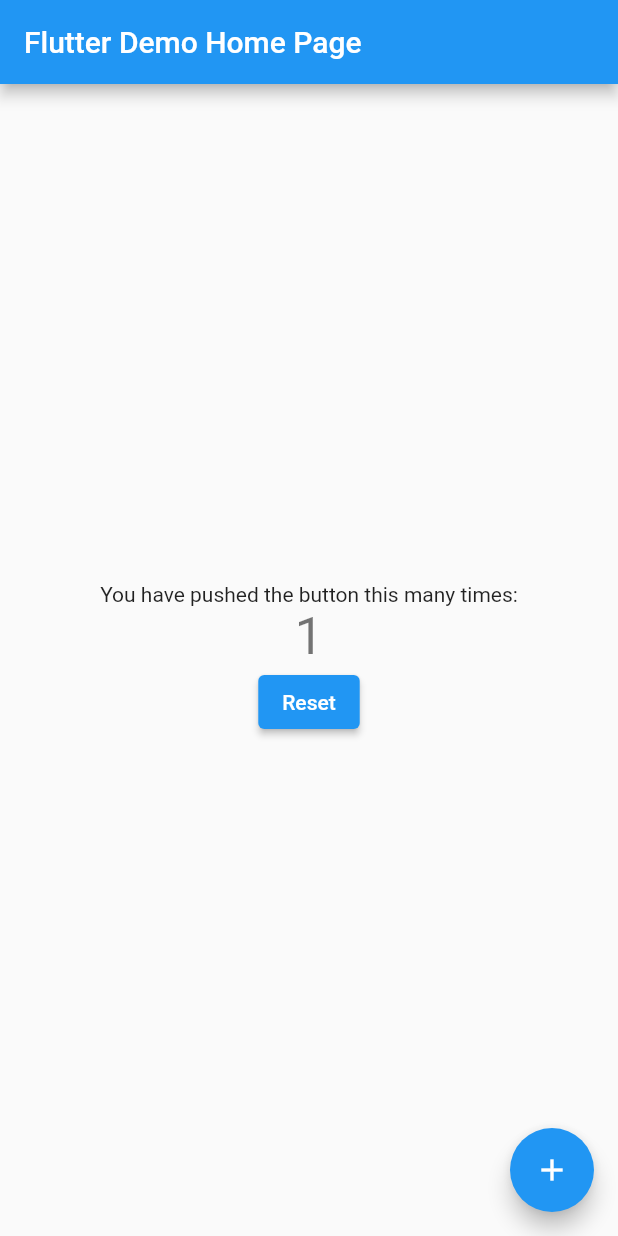
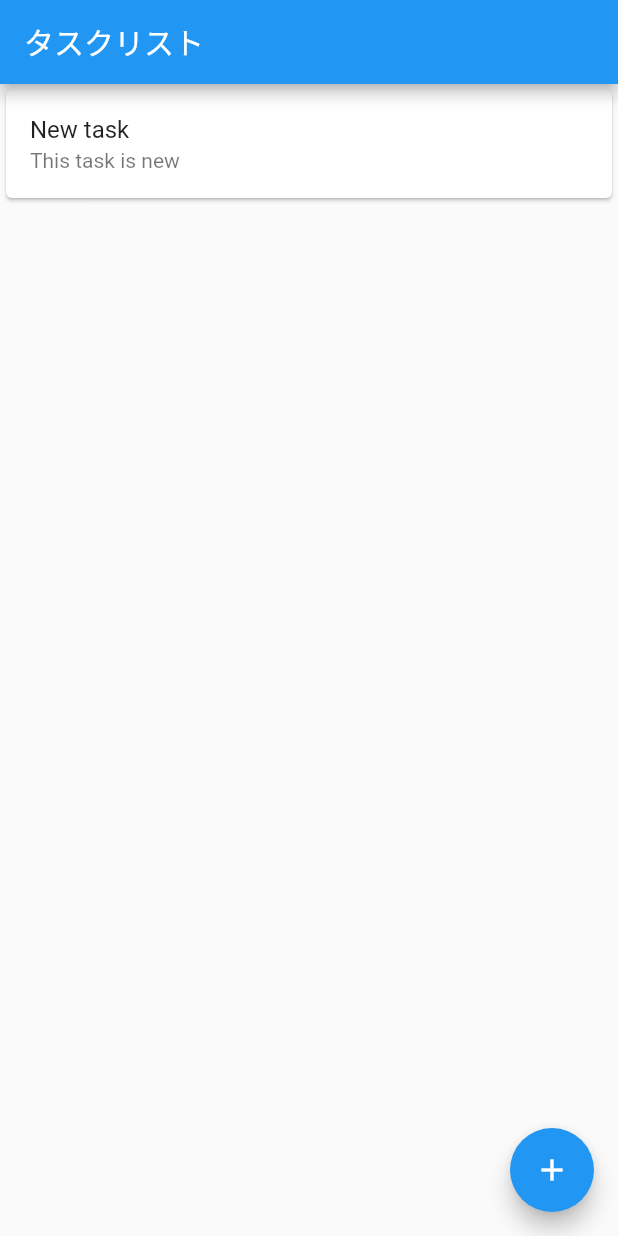
Before and after one commit to hiro-nagami/flutter-sample, a Flutter app: the screen it shows after launch, after a tap on the "add" icon, on a phone screen of 412 x 824 dp. Run offline on Flutter 3.47's test engine with Material 2 defaults, Android fonts, the phone set to English and light mode, and no system bars.

Commit message:
Add task list

```diff
--- /dev/null
+++ b/lib/component/grid.dart
@@ -0,0 +1,49 @@
+import 'package:flutter/material.dart';
+
+class GridText extends StatelessWidget {
+  final String text;
+
+  const GridText({Key? key, required this.text}) : super(key: key);
+
+  @override
+  Widget build(BuildContext context) {
+    const style = TextStyle(fontWeight: FontWeight.bold, fontSize: 20);
+    var component = Text(text, style: style);
+    return Padding(padding: const EdgeInsets.all(30.0), child: component);
+  }
+}
+
+List<String> countries = [
+  // "Iceland",
+  // "America",
+  // "Angola",
+  // "India",
+  // "UK",
+  // "Ethiopia",
+  // "Austraria",
+  // "Canada",
+  // "Greece",
+  // "Colombia",
+  // "Giorgia",
+  // "Swizerland",
+  // "France",
+  // "Japan"
+];
+
+class CountryGrid extends StatelessWidget {
+  const CountryGrid({Key? key}) : super(key: key);
+
+  @override
+  Widget build(BuildContext context) {
+    var cards = countries.map(createListItem);
+
+    return GridView.count(
+      crossAxisCount: 2,
+      children: cards.toList(),
+    );
+  }
+
+  Widget createListItem(String title) {
+    return Card(child: ListTile(title: Text(title)));
+  }
+}
--- /dev/null
+++ b/lib/component/list.dart
@@ -0,0 +1,25 @@
+import 'package:flutter/material.dart';
+import 'package:todo/models/task.dart';
+
+class CountryList extends StatelessWidget {
+  const CountryList(this.tasks, {Key? key}) : super(key: key);
+
+  final List<Task> tasks;
+
+  @override
+  Widget build(BuildContext context) {
+    var cards = tasks.map(createListItem).toList();
+    return ListView(children: cards);
+  }
+
+  Widget createListItem(Task task) {
+    bool _isDone = task.isDone;
+    String done = _isDone ? "DONE" : "";
+
+    return Card(
+        child: ListTile(
+            title: Text(task.title),
+            subtitle: Text(task.content),
+            trailing: Text(done)));
+  }
+}
--- a/lib/main.dart
+++ b/lib/main.dart
@@ -1,6 +1,8 @@
 // import 'dart:html';
 import 'package:flutter/material.dart';
-
+// import 'package:todo/component/grid.dart';
+import 'package:todo/component/list.dart';
+import 'package:todo/models/task.dart';
 
 void main() {
   runApp(const MyApp());
@@ -12,75 +14,43 @@ class MyApp extends StatelessWidget {
   @override
   Widget build(BuildContext context) {
     return MaterialApp(
-      title: 'Flutter Demo',
-      theme: ThemeData(
-        primarySwatch: Colors.blue,
-      ),
-      home: const MyHomePage(title: 'Flutter Demo Home Page'),
-    );
+        title: 'Flutter Demo',
+        theme: ThemeData(
+          primarySwatch: Colors.blue,
+        ),
+        home: TodoListView());
   }
 }
 
-class MyHomePage extends StatefulWidget {
-  const MyHomePage({Key? key, required this.title}) : super(key: key);
-
-  final String title;
-
+// ignore: use_key_in_widget_constructors
+class TodoListView extends StatefulWidget {
   @override
-  State<MyHomePage> createState() => _MyHomePageState();
+  State<StatefulWidget> createState() => TodoList();
 }
 
-class ResetButton extends ElevatedButton {
-  const ResetButton({Key? key, required VoidCallback? callback})
-  : super(key: key,
-      onPressed: callback,
-      child: const Text(
-      "Reset"
-    )
-  );
-}
-
-class _MyHomePageState extends State<MyHomePage> {
-  int _counter = 0;
-
-  void _incrementCounter() {
-    setState(() {
-      _counter++;
-    });
-  }
-
-  void _resetCounter() {
-    setState(() {
-      _counter = 0;
-    });
-  }
+class TodoList extends State<TodoListView> {
+  List<Task> tasks = [];
 
   @override
   Widget build(BuildContext context) {
     return Scaffold(
       appBar: AppBar(
-        title: Text(widget.title),
+        title: const Text("タスクリスト"),
       ),
-      body: Center(
-        child: Column(
-          mainAxisAlignment: MainAxisAlignment.center,
-          children: <Widget>[
-            const Text(
-              'You have pushed the button this many times:',
-            ),
-            Text(
-              '$_counter',
-              style: Theme.of(context).textTheme.headline4,
-            ),
-            ResetButton(callback: _resetCounter),
-          ],
-        ),
-      ),
+      body: CountryList(tasks),
       floatingActionButton: FloatingActionButton(
-        onPressed: _incrementCounter,
-        tooltip: 'Increment',
+        onPressed: (() {
+          addTask("New task", "This task is new", false);
+        }),
+        tooltip: 'Add Task',
         child: const Icon(Icons.add),
       ),
     );
   }
+
+  void addTask(String title, String content, bool isDone) {
+    setState(() {
+      tasks.add(Task(title, content, isDone));
+    });
+  }
 }
--- /dev/null
+++ b/lib/models/task.dart
@@ -0,0 +1,7 @@
+class Task {
+  String title;
+  String content;
+  bool isDone;
+
+  Task(this.title, this.content, this.isDone);
+}
```
